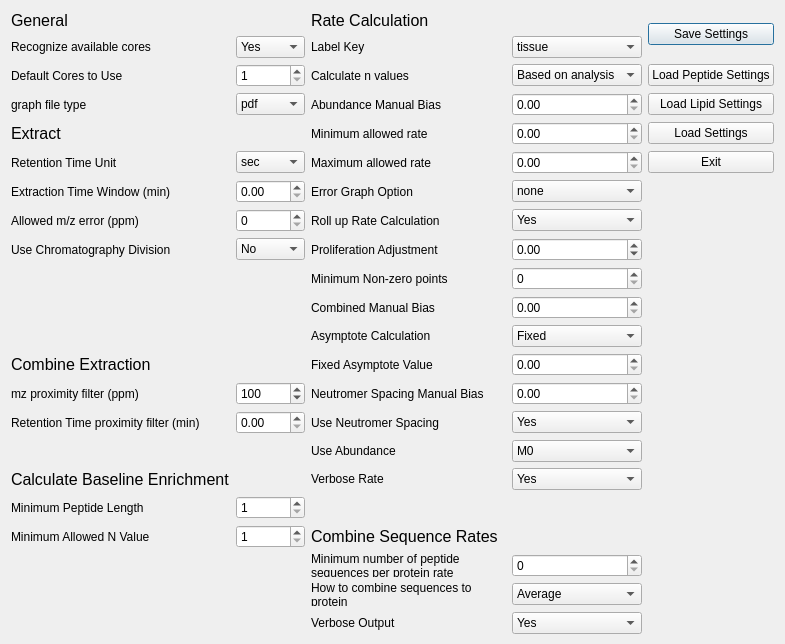
JC-Price/DeuteRater, file ui_files/Settings_Menu.ui: the form before one commit.
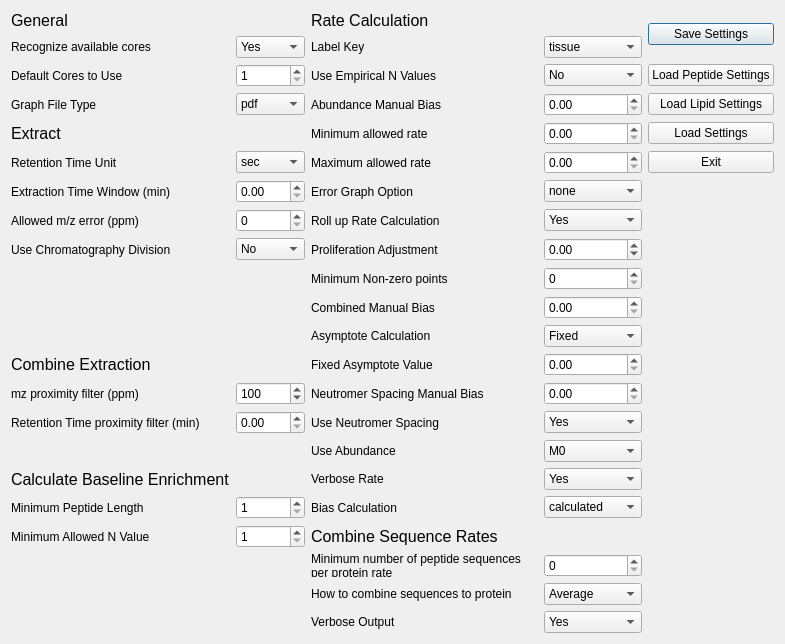
The form after the commit.

Commit message: More settings adjustments

Patch:
```diff
--- a/ui_files/Settings_Menu.ui
+++ b/ui_files/Settings_Menu.ui
@@ -100,6 +100,35 @@
      </item>
     </widget>
    </item>
+   <item row="17" column="2">
+    <widget class="QLabel" name="label_44">
+     <property name="text">
+      <string>Bias Calculation</string>
+     </property>
+     <property name="wordWrap">
+      <bool>true</bool>
+     </property>
+    </widget>
+   </item>
+   <item row="17" column="3">
+    <widget class="QComboBox" name="bias_calculation">
+     <item>
+      <property name="text">
+       <string>calculated</string>
+      </property>
+     </item>
+     <item>
+      <property name="text">
+       <string>manual</string>
+      </property>
+     </item>
+      <item>
+      <property name="text">
+       <string>none</string>
+      </property>
+     </item>
+    </widget>
+   </item>
    <item row="17" column="0">
     <widget class="QLabel" name="label_24">
      <property name="text">
@@ -466,7 +495,7 @@
       <item row="2" column="2">
     <widget class="QLabel" name="label_8">
      <property name="text">
-      <string>Calculate n values</string>
+      <string>Use Empirical N Values</string>
      </property>
      <property name="scaledContents">
       <bool>false</bool>
@@ -480,7 +509,12 @@
     <widget class="QComboBox" name="calculate_n_values">
      <item>
       <property name="text">
-       <string>Based on analysis</string>
+       <string>No</string>
+      </property>
+     </item>
+     <item>
+      <property name="text">
+       <string>Yes</string>
       </property>
      </item>
     </widget>
@@ -721,7 +755,7 @@
    <item row="3" column="0">
     <widget class="QLabel" name="label_41">
      <property name="text">
-      <string>graph file type</string>
+      <string>Graph File Type</string>
      </property>
      <property name="wordWrap">
       <bool>true</bool>
```
Left out of the diff: 5 changed lines with no effect on the pictures. The commit also changes 6 other files.
